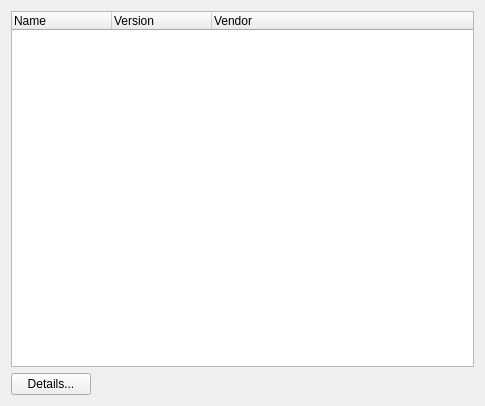
quendimax/kirawnik, file src/libs/optionsystem/PluginOptionWidget.ui: the form before one commit.
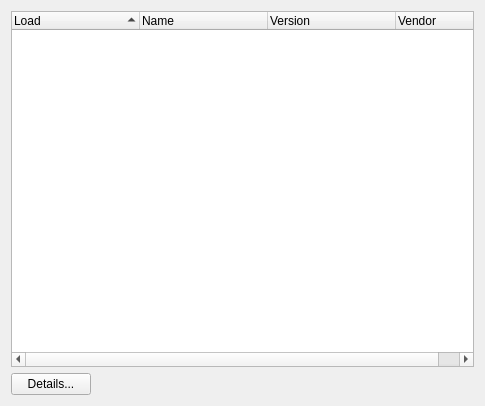
The form after the commit.

Commit message: Added the PluginSpec and PluginSpecFileHandler classes

```diff
--- a/src/libs/optionsystem/PluginOptionWidget.ui
+++ b/src/libs/optionsystem/PluginOptionWidget.ui
@@ -16,9 +16,23 @@
   <layout class="QVBoxLayout" name="verticalLayout">
    <item>
     <widget class="QTreeWidget" name="pluginTreeWidget">
+     <property name="sortingEnabled">
+      <bool>true</bool>
+     </property>
+     <property name="animated">
+      <bool>true</bool>
+     </property>
      <attribute name="headerCascadingSectionResizes">
       <bool>true</bool>
      </attribute>
+     <attribute name="headerDefaultSectionSize">
+      <number>128</number>
+     </attribute>
+     <column>
+      <property name="text">
+       <string>Load</string>
+      </property>
+     </column>
      <column>
       <property name="text">
        <string>Name</string>
```
The commit also changes 14 other files.
